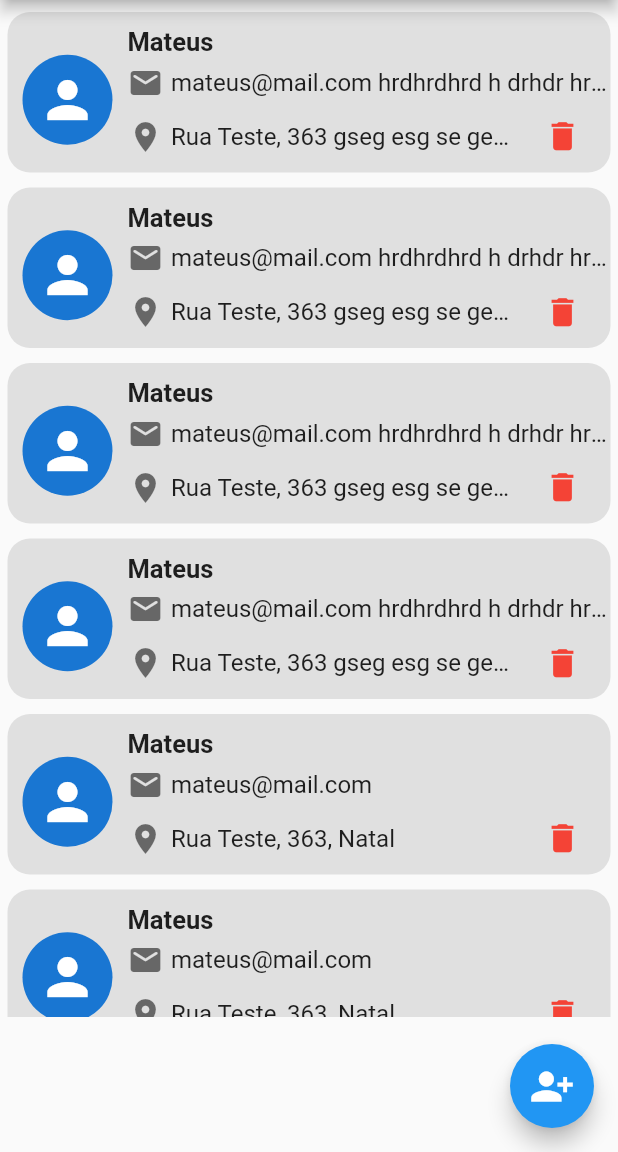
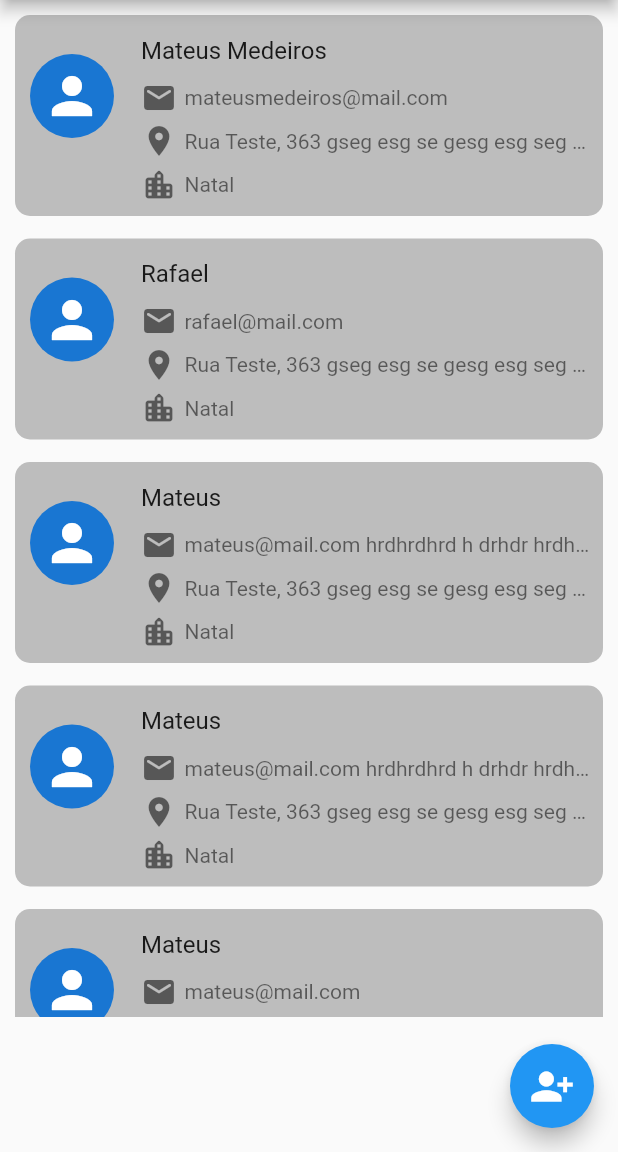
Before and after one commit to mateusmeds/locadora-livros-wda, a Flutter app: the screen it shows after launch, in the side drawer, after a tap on "Usuários", on a phone screen of 412 x 824 dp, the part 84-1236 px from its top. Run offline on Flutter 3.47's test engine with Material 2 defaults, Android fonts, the phone set to English and light mode, and no system bars.

Commit message:
Refatorando card de usuários para ListTile e direcionando para tela single ao clicar

```diff
--- a/lib/components/user_list.dart
+++ b/lib/components/user_list.dart
@@ -1,7 +1,6 @@
 import 'package:flutter/material.dart';
 import 'package:livraria_wda/components/user_edit.dart';
-import 'package:livraria_wda/components/user_register_form.dart';
-import 'package:livraria_wda/main.dart';
+import 'package:livraria_wda/components/user_single.dart';
 import 'package:livraria_wda/models/user.dart';
 
 class UserList extends StatelessWidget {
@@ -10,9 +9,9 @@ class UserList extends StatelessWidget {
   @override
   Widget build(BuildContext context) {
     final List<User> users = [
-      User(1, 'Mateus', 'mateus@mail.com hrdhrdhrd h drhdr hrdhdr hdh',
+      User(1, 'Mateus Medeiros', 'mateusmedeiros@mail.com',
           'Rua Teste, 363 gseg esg se gesg esg seg esg seg', 'Natal'),
-      User(1, 'Mateus', 'mateus@mail.com hrdhrdhrd h drhdr hrdhdr hdh',
+      User(1, 'Rafael', 'rafael@mail.com',
           'Rua Teste, 363 gseg esg se gesg esg seg esg seg', 'Natal'),
       User(1, 'Mateus', 'mateus@mail.com hrdhrdhrd h drhdr hrdhdr hdh',
           'Rua Teste, 363 gseg esg se gesg esg seg esg seg', 'Natal'),
@@ -31,113 +30,84 @@ class UserList extends StatelessWidget {
         itemBuilder: (ctx, index) {
           final user = users[index];
 
-            return Padding(
-              //Padding na lista de usuários
-              padding: const EdgeInsets.only(
-                top: 8.0,
-                bottom: 2.0,
-                right: 5.0,
-                left: 5.0,
+          return Container(
+            margin:
+                const EdgeInsets.only(top: 10, bottom: 5, left: 10, right: 10),
+            decoration: BoxDecoration(
+              borderRadius: BorderRadius.circular(10),
+              color: Colors.grey[400],
             ),
-              child: Container(
-                //Padding no card
-                padding: EdgeInsets.only(top: 10),
-
-                decoration: BoxDecoration(
-                  borderRadius: BorderRadius.circular(15),
-                  color: Colors.grey[300],
+            child: ListTile(
+              //espaçamento interno
+              contentPadding: const EdgeInsets.only(
+                top: 10,
+                bottom: 5,
+                left: 8,
+                right: 8,
               ),
-                child: InkWell(
-                  onTap: () {
-                    Navigator.of(context).push(
-                      MaterialPageRoute(
-                        builder: (BuildContext context) => UserEditForm(user),
-                      ),
-                    );
-                  },
-                  child: Row(
-                    mainAxisAlignment: MainAxisAlignment.spaceBetween,
-                    children: [
-                      Container(
-                        margin: EdgeInsets.only(left: 10),
-                        child: const CircleAvatar(
+              //avatar
+              leading: const CircleAvatar(
                 radius: 30,
                 child: Icon(
                   Icons.person,
                   size: 40,
                 ),
               ),
+              onTap: () {
+                Navigator.of(context).push(
+                  MaterialPageRoute(
+                    builder: (BuildContext context) => UserSingle(user: user),
                   ),
-                      Flexible(
-                        fit: FlexFit.tight,
-                        child: Container(
-                          padding: EdgeInsets.only(left: 10),
-                          child: Column(
+                );
+              },
+              title: Text(user.name),
+              subtitle: Column(
                 crossAxisAlignment: CrossAxisAlignment.start,
                 children: [
-                              Text(
-                                user.name,
-                                style: const TextStyle(
-                                    fontSize: 17, fontWeight: FontWeight.w600),
-                              ),
-                              //Altura para dar espaço vertical entre o nome e o email
-                              const SizedBox(
-                                height: 5,
-                              ),
+                  const SizedBox(height: 10),
                   Row(
                     children: [
                       const Icon(
                         Icons.email_rounded,
                         color: Colors.black54,
                       ),
-                                  //Largura para dar espaço entre o ícone e o texto do e-mail
                       const SizedBox(width: 5),
-                                  Flexible(
+                      Expanded(
                         child: Text(
                           user.email,
                           overflow: TextOverflow.ellipsis,
-                                      style: TextStyle(fontSize: 16),
                         ),
                       ),
                     ],
                   ),
+                  const SizedBox(height: 5),
                   Row(
-                                mainAxisAlignment: MainAxisAlignment.start,
-                                children: [
-                                  Expanded(
-                                    child: Container(
-                                      child: Row(
                     children: [
                       const Icon(
                         Icons.location_on,
                         color: Colors.black54,
                       ),
-                                          //Largura para dar espaço entre o ícone e o texto do endereço
                       const SizedBox(width: 5),
-                                          Flexible(
+                      Expanded(
                         child: Text(
-                                              "${user.address}, ${user.city}",
+                          user.address,
                           overflow: TextOverflow.ellipsis,
-                                              style: TextStyle(fontSize: 16),
                         ),
                       ),
                     ],
                   ),
+                  const SizedBox(height: 5),
+                  Row(
+                    children: [
+                      const Icon(
+                        Icons.location_city_rounded,
+                        color: Colors.black54,
                       ),
-                                  ),
-                                  TextButton(
-                                    onPressed: () {
-                                      Navigator.of(context).push(
-                                        MaterialPageRoute(
-                                          builder: (BuildContext context) =>
-                                              MyHomePage(title: 'ok'),
-                                        ),
-                                      );
-                                    },
-                                    child: const Icon(
-                                      Icons.delete,
-                                      size: 25,
-                                      color: Colors.red,
+                      const SizedBox(width: 5),
+                      Expanded(
+                        child: Text(
+                          user.city,
+                          overflow: TextOverflow.ellipsis,
                         ),
                       ),
                     ],
@@ -145,13 +115,9 @@ class UserList extends StatelessWidget {
                 ],
               ),
             ),
+          );
+        },
       ),
-                    ],
-                  ),
-                ),
-              ),
-            );
-          }),
     );
   }
 }
--- a/lib/components/user_single.dart
+++ b/lib/components/user_single.dart
@@ -1,25 +1,16 @@
 import 'package:flutter/material.dart';
+import 'package:livraria_wda/models/user.dart';
 
 class UserSingle extends StatelessWidget {
-  final String title;
+  User user;
 
-  const UserSingle({required this.title, Key? key}) : super(key: key);
-
-  ///Função responsável por abrir a modal
-  // _openUserRegisterFormModal(BuildContext context) {
-  //   showModalBottomSheet(
-  //       isScrollControlled: true,
-  //       context: context,
-  //       builder: (ctx) {
-  //         return UserRegisterForm();
-  //       });
-  // }
+  UserSingle({required this.user, Key? key}) : super(key: key);
 
   @override
   Widget build(BuildContext context) {
     return Scaffold(
       appBar: AppBar(
-        title: Text(title),
+        title: Text('Usuário'),
       ),
       body: Container(
         padding: EdgeInsets.symmetric(
```
Lines whose indentation alone changed are shown as unchanged.
